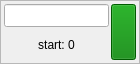
AlbertHdz4/qplayer, file digital-event.ui: the form before one commit.
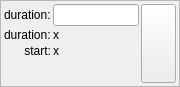
The form after the commit.

The edit to the form file:
```diff
--- a/digital-event.ui
+++ b/digital-event.ui
@@ -6,8 +6,8 @@
    <rect>
     <x>0</x>
     <y>0</y>
-    <width>140</width>
-    <height>64</height>
+    <width>180</width>
+    <height>87</height>
    </rect>
   </property>
   <property name="sizePolicy">
@@ -18,7 +18,7 @@
   </property>
   <property name="maximumSize">
    <size>
-    <width>140</width>
+    <width>180</width>
     <height>16777215</height>
    </size>
   </property>
@@ -26,6 +26,9 @@
    <string>Form</string>
   </property>
   <layout class="QHBoxLayout" name="horizontalLayout">
+   <property name="spacing">
+    <number>0</number>
+   </property>
    <property name="leftMargin">
     <number>0</number>
    </property>
@@ -63,32 +66,58 @@
        <number>3</number>
       </property>
       <item>
-       <layout class="QVBoxLayout" name="verticalLayout">
-        <item>
+       <layout class="QFormLayout" name="formLayout">
+        <property name="labelAlignment">
+         <set>Qt::AlignRight|Qt::AlignTrailing|Qt::AlignVCenter</set>
+        </property>
+        <item row="0" column="0">
+         <widget class="QLabel" name="label">
+          <property name="text">
+           <string>duration:</string>
+          </property>
+         </widget>
+        </item>
+        <item row="0" column="1">
          <widget class="QLineEdit" name="event_duration">
-          <property name="sizePolicy">
-           <sizepolicy hsizetype="Preferred" vsizetype="Fixed">
-            <horstretch>0</horstretch>
-            <verstretch>0</verstretch>
-           </sizepolicy>
-          </property>
-          <property name="font">
-           <font>
-            <pointsize>10</pointsize>
-           </font>
-          </property>
           <property name="clearButtonEnabled">
            <bool>false</bool>
           </property>
          </widget>
         </item>
-        <item>
+        <item row="1" column="0">
+         <widget class="QLabel" name="label_2">
+          <property name="text">
+           <string>duration:</string>
+          </property>
+         </widget>
+        </item>
+        <item row="1" column="1">
+         <widget class="QLabel" name="duration_label">
+          <property name="text">
+           <string>x</string>
+          </property>
+          <property name="alignment">
+           <set>Qt::AlignLeading|Qt::AlignLeft|Qt::AlignVCenter</set>
+          </property>
+         </widget>
+        </item>
+        <item row="2" column="1">
          <widget class="QLabel" name="start_label">
           <property name="text">
-           <string>start: 0</string>
+           <string>x</string>
           </property>
           <property name="alignment">
-           <set>Qt::AlignCenter</set>
+           <set>Qt::AlignLeading|Qt::AlignLeft|Qt::AlignVCenter</set>
+          </property>
+         </widget>
+        </item>
+        <item row="2" column="0">
+         <widget class="QLabel" name="label_3">
+          <property name="text">
+           <string>start:</string>
+          </property>
+          <property name="alignment">
+           <set>Qt::AlignRight|Qt::AlignTrailing|Qt::AlignVCenter</set>
           </property>
          </widget>
         </item>
@@ -104,13 +133,13 @@
         </property>
         <property name="maximumSize">
          <size>
-          <width>25</width>
+          <width>35</width>
           <height>16777215</height>
          </size>
         </property>
         <property name="styleSheet">
-         <string notr="true">QPushButton:checked { background-color: red; }
-QPushButton { background-color: green; }</string>
+         <string notr="true">QPushButton:checked { background-color: rgb(228, 128, 128); }
+QPushButton { background-color: rgb(238, 238, 236); }</string>
         </property>
         <property name="text">
          <string/>
```
